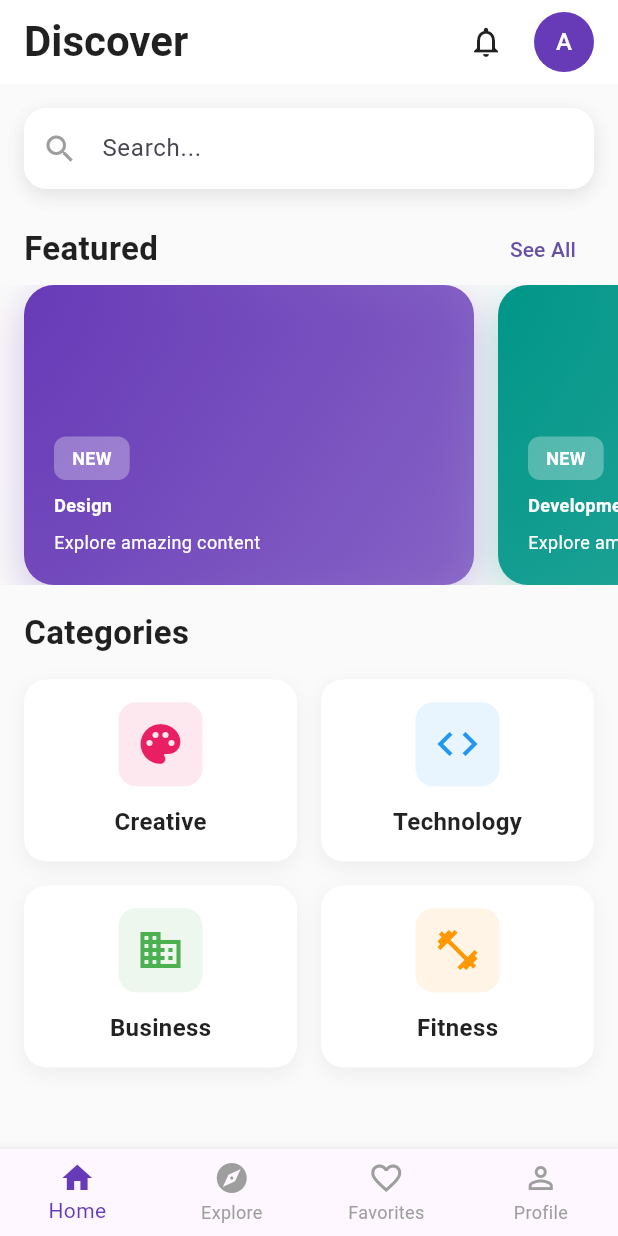
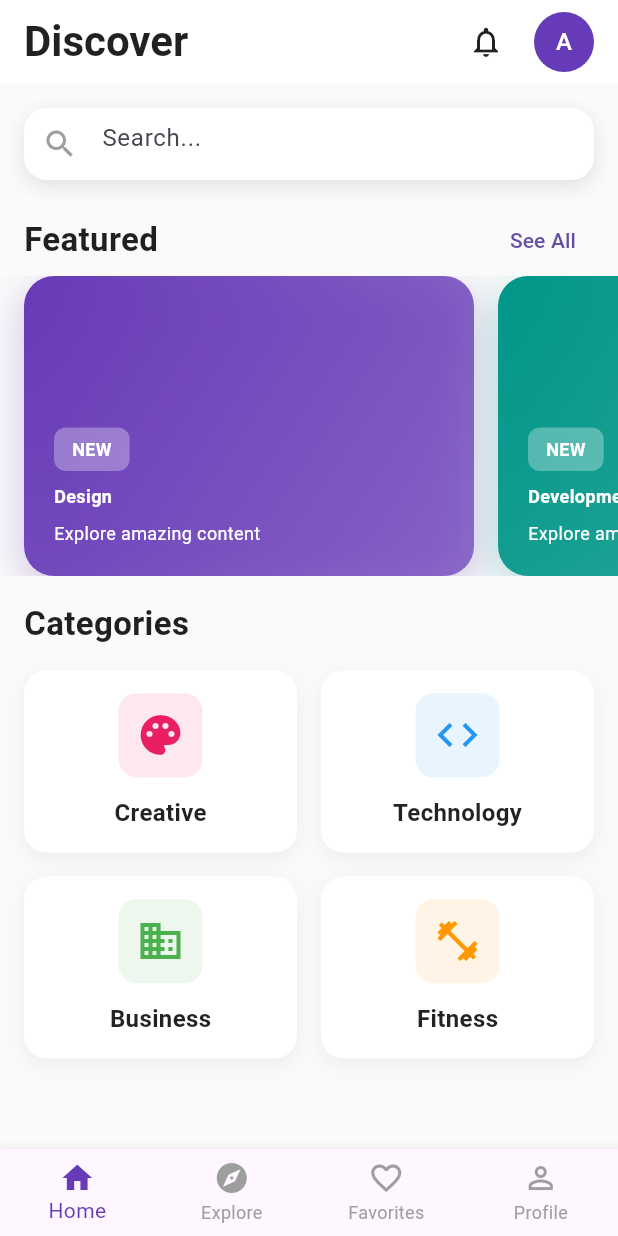
Before and after one commit to ashokstha61/day-5-Riverpod-Beamer-Integration, a Flutter app: the HomePage screen opened by its route, on a phone screen of 412 x 824 dp. Run offline on Flutter 3.47's test engine with Material 3 defaults, Android fonts, the phone set to English and light mode, and no system bars; our stand-ins replace beamer, flutter_riverpod.

Commit message:
search widget created for search

```diff
--- a/lib/features/home/presentation/widgets/search_bar.dart
+++ b/lib/features/home/presentation/widgets/search_bar.dart
@@ -1,6 +1,6 @@
-import 'package:flutter/material.dart';
 import 'package:day5riverpodandbeamer/core/constants/app_colors.dart';
 import 'package:day5riverpodandbeamer/core/constants/app_spacing.dart';
+import 'package:flutter/material.dart';
 
 class SearchBarWidget extends StatelessWidget {
   final TextEditingController? controller;
@@ -21,7 +21,7 @@ class SearchBarWidget extends StatelessWidget {
     return Container(
       decoration: BoxDecoration(
         color: AppColors.white,
-        borderRadius: BorderRadius.circular(15),
+        borderRadius: BorderRadius.circular(AppSpacing.borderMd),
         boxShadow: [
           BoxShadow(
             color: AppColors.shadowLight,
@@ -36,14 +36,11 @@ class SearchBarWidget extends StatelessWidget {
         onChanged: onChanged,
         decoration: InputDecoration(
           hintText: hintText,
-          prefixIcon: const Icon(
-            Icons.search,
-            color: AppColors.textSecondary,
-          ),
+          prefixIcon: const Icon(Icons.search, color: AppColors.textSecondary),
           border: InputBorder.none,
           contentPadding: const EdgeInsets.symmetric(
-            horizontal: 20,
-            vertical: 15,
+            horizontal: AppSpacing.md,
+            vertical: AppSpacing.sm,
           ),
         ),
       ),
```
